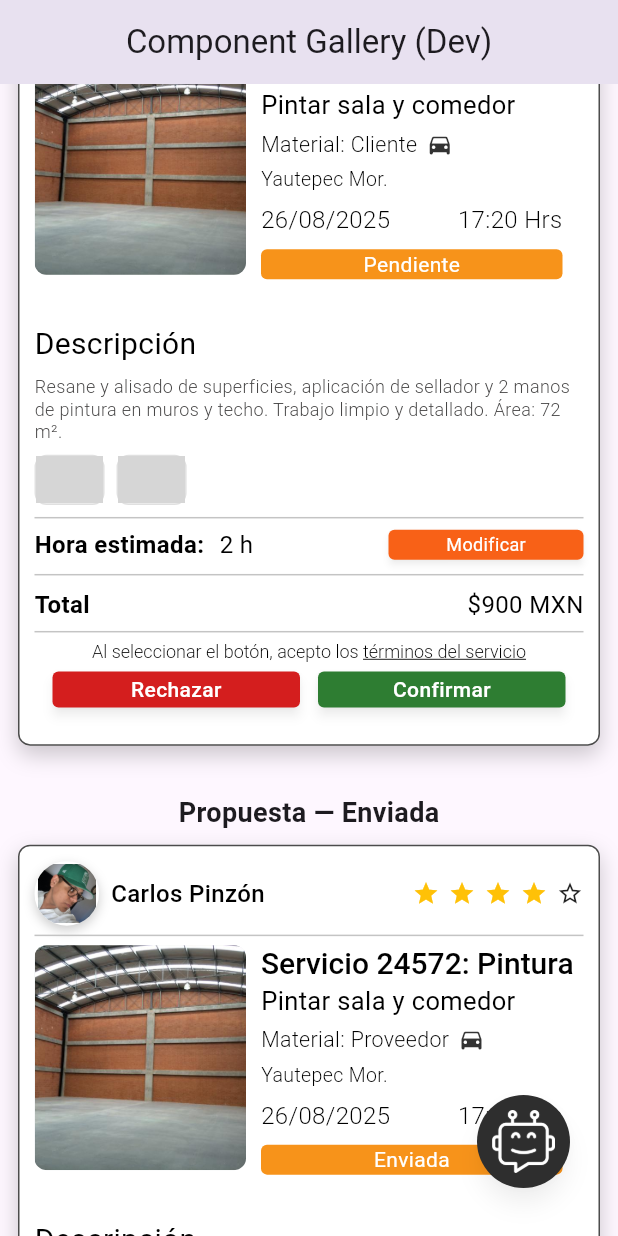
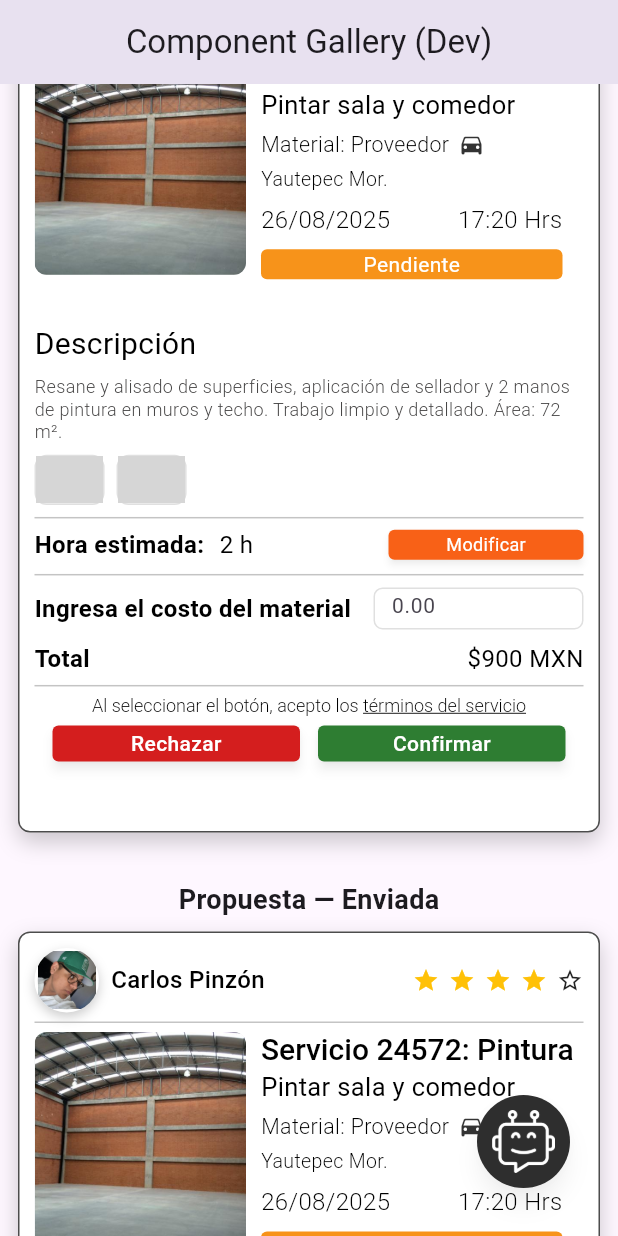
Before and after one commit to KingCalvo/fixgo_components, a Flutter app: the ComponentGallery screen opened directly, scrolled down 2880 dp, on a phone screen of 412 x 824 dp. Run offline on Flutter 3.47's test engine with Material 3 defaults, Android fonts, the light colour scheme and no system bars; our stand-ins replace flutter_form_builder, flutter_map, geocoding, image_picker, latlong2, permission_handler and 1 more; network calls fail; grey boxes are pictures that could not be loaded.

Commit message:
Update material source in service request card and component gallery to reflect correct origin

```diff
--- a/lib/core/ui/organisms/service_request_card.dart
+++ b/lib/core/ui/organisms/service_request_card.dart
@@ -66,7 +66,7 @@
   final String serviceType;
   final String title;
 
-  /// Origen del material ("Proveedor", "Cliente")
+  /// Origen del material ("Proveedor", "Propio")
   final String materialSource;
 
   final String location;
--- a/lib/presentation/dev/component_gallery.dart
+++ b/lib/presentation/dev/component_gallery.dart
@@ -161,7 +161,7 @@
                       serviceNumber: '24569',
                       pStatus: ProposalStatus.pendiente,
                       estimated: '17:30 hrs',
-                      materialSource: 'Cliente',
+                      materialSource: 'Proveedor',
                     ),
                     proposalPendingView: ProposalPendingView.cliente,
                     onReject: () =>
@@ -229,7 +229,7 @@
                       serviceNumber: '24571',
                       pStatus: ProposalStatus.pendiente,
                       estimated: '2 h',
-                      materialSource: 'Cliente',
+                      materialSource: 'Proveedor',
                       totalText: r'$900 MXN',
                     ),
                     proposalPendingView: ProposalPendingView.proveedor,
@@ -293,7 +293,7 @@
                       serviceNumber: '24573',
                       pStatus: ProposalStatus.aceptada,
                       estimated: '1 h',
-                      materialSource: 'Cliente',
+                      materialSource: 'Proveedor',
                       totalText: r'$1000 MXN',
                     ),
                     onReject: () =>
```
